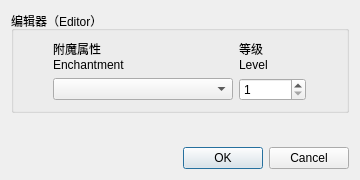
The window that selector.ui (Dinosaur-MC/BestEnchSeq) describes before a commit, drawn with Qt 5.
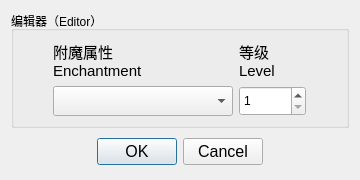
The same window after the commit.

Diff of the .ui file:
```diff
--- a/selector.ui
+++ b/selector.ui
@@ -16,20 +16,15 @@
   <layout class="QVBoxLayout" name="verticalLayout">
    <item>
     <widget class="QGroupBox" name="groupBox">
+     <property name="font">
+      <font>
+       <pointsize>9</pointsize>
+      </font>
+     </property>
      <property name="title">
       <string>编辑器（Editor）</string>
      </property>
      <layout class="QGridLayout" name="gridLayout">
-      <item row="1" column="1">
-       <widget class="QComboBox" name="Enchantment">
-        <property name="minimumSize">
-         <size>
-          <width>180</width>
-          <height>0</height>
-         </size>
-        </property>
-       </widget>
-      </item>
       <item row="0" column="3">
        <spacer name="horizontalSpacer">
         <property name="orientation">
@@ -45,14 +40,47 @@
       </item>
       <item row="0" column="2">
        <widget class="QLabel" name="label_2">
+        <property name="font">
+         <font>
+          <pointsize>11</pointsize>
+         </font>
+        </property>
         <property name="text">
          <string>等级
 Level</string>
         </property>
        </widget>
       </item>
+      <item row="1" column="1">
+       <widget class="QComboBox" name="Enchantment">
+        <property name="minimumSize">
+         <size>
+          <width>180</width>
+          <height>30</height>
+         </size>
+        </property>
+       </widget>
+      </item>
+      <item row="0" column="0">
+       <spacer name="horizontalSpacer_2">
+        <property name="orientation">
+         <enum>Qt::Horizontal</enum>
+        </property>
+        <property name="sizeHint" stdset="0">
+         <size>
+          <width>40</width>
+          <height>20</height>
+         </size>
+        </property>
+       </spacer>
+      </item>
       <item row="0" column="1">
        <widget class="QLabel" name="label">
+        <property name="font">
+         <font>
+          <pointsize>11</pointsize>
+         </font>
+        </property>
         <property name="text">
          <string>附魔属性
 Enchantment</string>
@@ -74,6 +102,12 @@
       </item>
       <item row="1" column="2">
        <widget class="QSpinBox" name="Level">
+        <property name="minimumSize">
+         <size>
+          <width>0</width>
+          <height>30</height>
+         </size>
+        </property>
         <property name="minimum">
          <number>1</number>
         </property>
@@ -85,24 +119,28 @@
      </layout>
     </widget>
    </item>
-   <item>
-    <spacer name="verticalSpacer">
-     <property name="orientation">
-      <enum>Qt::Vertical</enum>
-     </property>
-     <property name="sizeHint" stdset="0">
-      <size>
-       <width>20</width>
-       <height>40</height>
-      </size>
-     </property>
-    </spacer>
-   </item>
    <item>
     <widget class="QDialogButtonBox" name="buttonBox">
      <property name="enabled">
       <bool>true</bool>
      </property>
+     <property name="sizePolicy">
+      <sizepolicy hsizetype="Preferred" vsizetype="Preferred">
+       <horstretch>0</horstretch>
+       <verstretch>0</verstretch>
+      </sizepolicy>
+     </property>
+     <property name="minimumSize">
+      <size>
+       <width>0</width>
+       <height>0</height>
+      </size>
+     </property>
+     <property name="font">
+      <font>
+       <pointsize>12</pointsize>
+      </font>
+     </property>
      <property name="orientation">
       <enum>Qt::Horizontal</enum>
      </property>
@@ -110,7 +148,7 @@
       <set>QDialogButtonBox::Cancel|QDialogButtonBox::Ok</set>
      </property>
      <property name="centerButtons">
-      <bool>false</bool>
+      <bool>true</bool>
      </property>
     </widget>
    </item>
```
Left out of the diff: 13 changed lines with no effect on the pictures.
